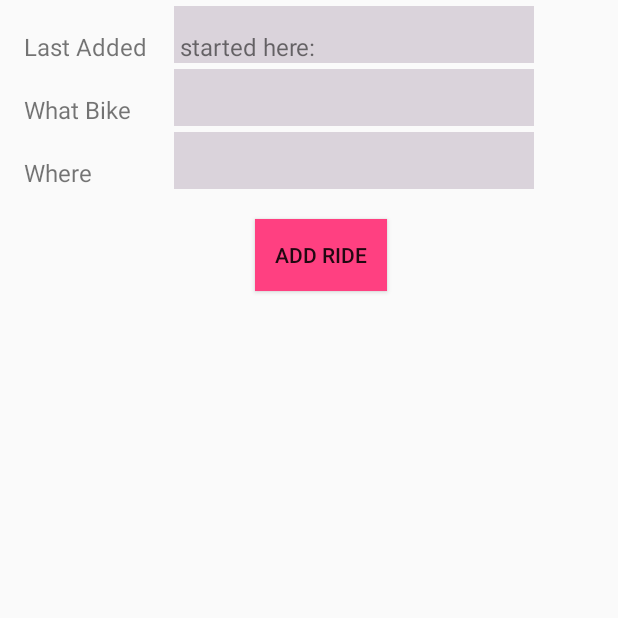
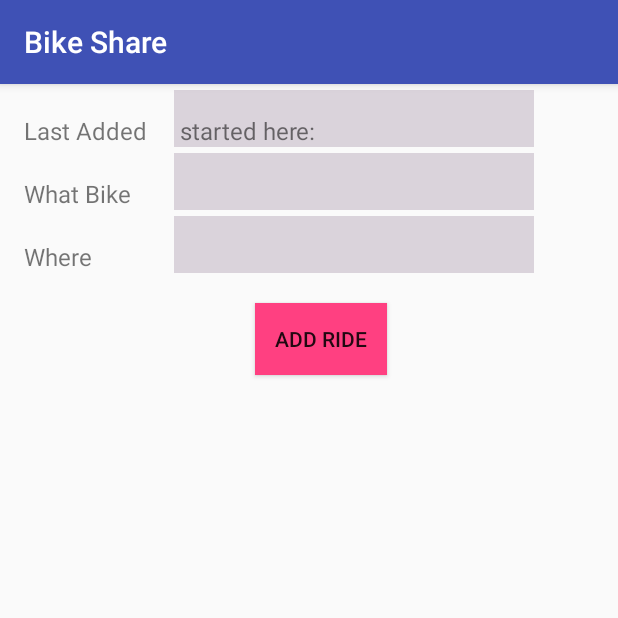
Before and after one commit to ArnHen/AndroidBikeShare, an Android app: the screen it shows after launch (BikeShareActivity before the commit, StartRideActivity after it), after a tap on "ADD RIDE", on a phone screen of 412 x 824 dp, the top half of it. Run offline under Robolectric (Android 15) with nearby library versions, the phone set to English and light mode, and no system bars.

Commit message:
After Week02 Assignment

```diff
--- a/app/src/main/AndroidManifest.xml
+++ b/app/src/main/AndroidManifest.xml
@@ -16,6 +16,9 @@
                 <category android:name="android.intent.category.LAUNCHER" />
             </intent-filter>
         </activity>
+        <activity android:name=".EndRideActivity" />
+        <activity android:name=".StartRideActivity">
+        </activity>
     </application>
 
 </manifest>
--- a/app/src/main/java/com/example/arnehenriksen/bikeshareassignment/BikeShareActivity.java
+++ b/app/src/main/java/com/example/arnehenriksen/bikeshareassignment/BikeShareActivity.java
@@ -1,6 +1,7 @@
 package com.example.arnehenriksen.bikeshareassignment;
 
 import android.app.Activity;
+import android.content.Intent;
 import android.os.Bundle;
 import android.view.View;
 import android.widget.Button;
@@ -9,35 +10,29 @@ import android.widget.TextView;
 public class BikeShareActivity extends Activity {
     // GUI variables
     private Button addRide;
-    private TextView lastAdded;
-    private TextView newWhat, newWhere;
-    private Ride last= new Ride("", "");
+    private Button endRide;
+
     @Override
     protected void onCreate(Bundle savedInstanceState) {
         super.onCreate(savedInstanceState);
         setContentView(R.layout. activity_bike_share);
-        lastAdded= (TextView) findViewById(R.id.last_ride);
-        updateUI();
+
 // Button
         addRide = (Button) findViewById(R.id.add_button);
-// Texts
-        newWhat= (TextView) findViewById(R.id.what_bike);
-        newWhere= findViewById(R.id.where);
-
-// view products click event
         addRide.setOnClickListener(new View.OnClickListener() {
             @Override
             public void onClick(View view) {
-                if ((newWhat.getText().length()>0) && (newWhere.getText().length()>0 )){
-                    last.setMbikeName(newWhat.getText().toString().trim());
-                    last.setMstartRide(newWhere.getText().toString().trim());
-// reset text fields
-                    newWhat.setText("");
-                    newWhere.setText("");
-                    updateUI();
-                }
+                Intent intent = new Intent(BikeShareActivity.this, StartRideActivity.class);
+                startActivity(intent);
+            }
+        });
+        endRide = (Button) findViewById(R.id.end_button);
+        endRide.setOnClickListener(new View.OnClickListener() {
+            @Override
+            public void onClick(View view) {
+                Intent intent = new Intent(BikeShareActivity.this, EndRideActivity.class);
+                startActivity(intent);
             }
         });
     }
-    private void updateUI(){ lastAdded.setText(last.toString()); }
 }
--- /dev/null
+++ b/app/src/main/java/com/example/arnehenriksen/bikeshareassignment/StartRideActivity.java
@@ -0,0 +1,43 @@
+package com.example.arnehenriksen.bikeshareassignment;
+
+import android.support.v7.app.AppCompatActivity;
+import android.os.Bundle;
+import android.view.View;
+import android.widget.Button;
+import android.widget.TextView;
+
+public class StartRideActivity extends AppCompatActivity {
+    // GUI variables
+    private Button addRide;
+    private TextView lastAdded;
+    private TextView newWhat, newWhere;
+    private Ride last= new Ride("", "");
+    @Override
+    protected void onCreate(Bundle savedInstanceState) {
+        super.onCreate(savedInstanceState);
+        setContentView(R.layout. activity_start_ride);
+        lastAdded= (TextView) findViewById(R.id.last_ride);
+        updateUI();
+// Button
+        addRide = (Button) findViewById(R.id.add_button);
+// Texts
+        newWhat= (TextView) findViewById(R.id.what_bike);
+        newWhere= findViewById(R.id.where);
+
+// view products click event
+        addRide.setOnClickListener(new View.OnClickListener() {
+            @Override
+            public void onClick(View view) {
+                if ((newWhat.getText().length()>0) && (newWhere.getText().length()>0 )){
+                    last.setMbikeName(newWhat.getText().toString().trim());
+                    last.setMstartRide(newWhere.getText().toString().trim());
+// reset text fields
+                    newWhat.setText("");
+                    newWhere.setText("");
+                    updateUI();
+                }
+            }
+        });
+    }
+    private void updateUI(){ lastAdded.setText(last.toString()); }
+}
--- a/app/src/main/res/layout/activity_bike_share.xml
+++ b/app/src/main/res/layout/activity_bike_share.xml
@@ -8,7 +8,9 @@
     android:orientation="vertical"
     android:paddingLeft="16dp"
 
-    tools:context="com.example.arnehenriksen.bikeshareassignment.BikeShareActivity">
+    tools:context="com.example.arnehenriksen.bikeshareassignment.BikeShareActivity"
+    tools:ignore="ExtraText">
+
 
     <LinearLayout
         android:layout_width="wrap_content"
@@ -18,99 +20,33 @@
 
     <View
         android:layout_width="match_parent"
-        android:layout_height="4dp"/>
+        android:layout_height="8dp"/>
 
-    <LinearLayout
-        android:layout_width="wrap_content"
-        android:layout_height="wrap_content"
-        android:orientation="horizontal">
-
-        <TextView
-            android:layout_width="match_parent"
-            android:layout_height="wrap_content"
-            android:width="100dp"
-            android:paddingTop="16dp"
-            android:text="@string/last_added"
-            android:textSize="16dp" />
-
-        <TextView
-            android:layout_width="match_parent"
-            android:layout_height="wrap_content"
-            android:paddingTop="16dp"
-            android:width="240dp"
-            android:textSize="16dp"
-            android:id="@+id/last_ride"
-            android:background="@color/colorBackGround"/>
-
-    </LinearLayout>
-
-    <View
-        android:layout_width="match_parent"
-        android:layout_height="4dp"/>
-
-    <LinearLayout
-        android:layout_width="wrap_content"
-        android:layout_height="wrap_content"
-        android:orientation="horizontal">
-
-        <TextView
-            android:layout_width="match_parent"
-            android:layout_height="wrap_content"
-            android:paddingTop="16dp"
-            android:width="100dp"
-            android:textSize="16dp"
-            android:text="@string/what_bike"/>
-
-        <EditText
-            android:id="@+id/what_bike"
-            android:layout_width="match_parent"
-            android:layout_height="wrap_content"
-            android:paddingTop="16dp"
-            android:width="240dp"
-            android:textSize="16dp"
-            android:background="@color/colorBackGround"/>
-
-    </LinearLayout>
-
-    <View
-        android:layout_width="match_parent"
-        android:layout_height="4dp"/>
-
-    <LinearLayout
-        android:layout_width="wrap_content"
-        android:layout_height="wrap_content"
-        android:orientation="horizontal">
-
-        <TextView
-            android:layout_width="match_parent"
-            android:layout_height="wrap_content"
-            android:paddingTop="16dp"
-            android:width="100dp"
-            android:textSize="16dp"
-            android:text="@string/where"/>
-
-        <EditText
-            android:id="@+id/where"
-            android:layout_width="match_parent"
-            android:layout_height="wrap_content"
-            android:paddingTop="16dp"
-            android:width="240dp"
-            android:textSize="16dp"
-            android:background="@color/colorBackGround"/>
-
-    </LinearLayout>
-
-    <View
-        android:layout_width="match_parent"
-        android:layout_height="20dp"/>
-
-    <!-- Button to add ride-->
     <Button
         android:id="@+id/add_button"
         android:layout_height="wrap_content"
         android:layout_width="wrap_content"
         android:layout_gravity="center"
         android:text="@string/add_ride"
-        android:background="@color/colorAccent"/>/>
+        android:background="@color/colorAccent"/>
+
+
+    <LinearLayout
+        android:layout_width="wrap_content"
+        android:layout_height="wrap_content"
+        android:orientation="horizontal">
+    </LinearLayout>
+
+    <View
+        android:layout_width="match_parent"
+        android:layout_height="8dp"/>
+
+    <Button
+        android:id="@+id/end_button"
+        android:layout_height="wrap_content"
+        android:layout_width="wrap_content"
+        android:layout_gravity="center"
+        android:text="@string/end_ride"
+        android:background="@color/colorAccent"/>
 
 </LinearLayout>
--- /dev/null
+++ b/app/src/main/res/layout/activity_start_ride.xml
@@ -0,0 +1,118 @@
+<?xml version="1.0" encoding="utf-8"?>
+<LinearLayout
+    xmlns:android="http://schemas.android.com/apk/res/android"
+    xmlns:app="http://schemas.android.com/apk/res-auto"
+    xmlns:tools="http://schemas.android.com/tools"
+    android:layout_width="match_parent"
+    android:layout_height="match_parent"
+    android:orientation="vertical"
+    android:paddingLeft="16dp"
+
+    tools:context="com.example.arnehenriksen.bikeshareassignment.StartRideActivity"
+    tools:ignore="ExtraText">
+
+    <LinearLayout
+        android:layout_width="wrap_content"
+        android:layout_height="wrap_content"
+        android:orientation="horizontal">
+    </LinearLayout>
+
+    <View
+        android:layout_width="match_parent"
+        android:layout_height="4dp"/>
+
+    <LinearLayout
+        android:layout_width="wrap_content"
+        android:layout_height="wrap_content"
+        android:orientation="horizontal">
+
+        <TextView
+            android:layout_width="match_parent"
+            android:layout_height="wrap_content"
+            android:width="100dp"
+            android:paddingTop="16dp"
+            android:text="@string/last_added"
+            android:textSize="16dp" />
+
+        <TextView
+            android:layout_width="match_parent"
+            android:layout_height="wrap_content"
+            android:paddingTop="16dp"
+            android:width="240dp"
+            android:textSize="16dp"
+            android:id="@+id/last_ride"
+            android:background="@color/colorBackGround"/>
+
+    </LinearLayout>
+
+    <View
+        android:layout_width="match_parent"
+        android:layout_height="4dp"/>
+
+    <LinearLayout
+        android:layout_width="wrap_content"
+        android:layout_height="wrap_content"
+        android:orientation="horizontal">
+
+        <TextView
+            android:layout_width="match_parent"
+            android:layout_height="wrap_content"
+            android:paddingTop="16dp"
+            android:width="100dp"
+            android:textSize="16dp"
+            android:text="@string/what_bike"/>
+
+        <EditText
+            android:id="@+id/what_bike"
+            android:layout_width="match_parent"
+            android:layout_height="wrap_content"
+            android:paddingTop="16dp"
+            android:width="240dp"
+            android:textSize="16dp"
+            android:background="@color/colorBackGround"/>
+
+    </LinearLayout>
+
+    <View
+        android:layout_width="match_parent"
+        android:layout_height="4dp"/>
+
+    <LinearLayout
+        android:layout_width="wrap_content"
+        android:layout_height="wrap_content"
+        android:orientation="horizontal">
+
+        <TextView
+            android:layout_width="match_parent"
+            android:layout_height="wrap_content"
+            android:paddingTop="16dp"
+            android:width="100dp"
+            android:textSize="16dp"
+            android:text="@string/where"/>
+
+        <EditText
+            android:id="@+id/where"
+            android:layout_width="match_parent"
+            android:layout_height="wrap_content"
+            android:paddingTop="16dp"
+            android:width="240dp"
+            android:textSize="16dp"
+            android:background="@color/colorBackGround"/>
+
+    </LinearLayout>
+
+    <View
+        android:layout_width="match_parent"
+        android:layout_height="20dp"/>
+
+    <!-- Button to add ride-->
+    <Button
+        android:id="@+id/add_button"
+        android:layout_height="wrap_content"
+        android:layout_width="wrap_content"
+        android:layout_gravity="center"
+        android:text="@string/add_ride"
+        android:background="@color/colorAccent"/>
+
+
+</LinearLayout>
--- a/app/src/main/res/values/strings.xml
+++ b/app/src/main/res/values/strings.xml
@@ -4,4 +4,5 @@
     <string name="what_bike">What Bike</string>
     <string name="where">Where</string>
     <string name="add_ride">Add Ride</string>
+    <string name="end_ride">End Ride</string>
 </resources>
```
Also changed, not shown: app/src/main/java/com/example/arnehenriksen/bikeshareassignment/EndRideActivity.java (added, +43 -0 lines), app/src/main/res/layout/activity_end_ride.xml (added, +118 -0 lines).
